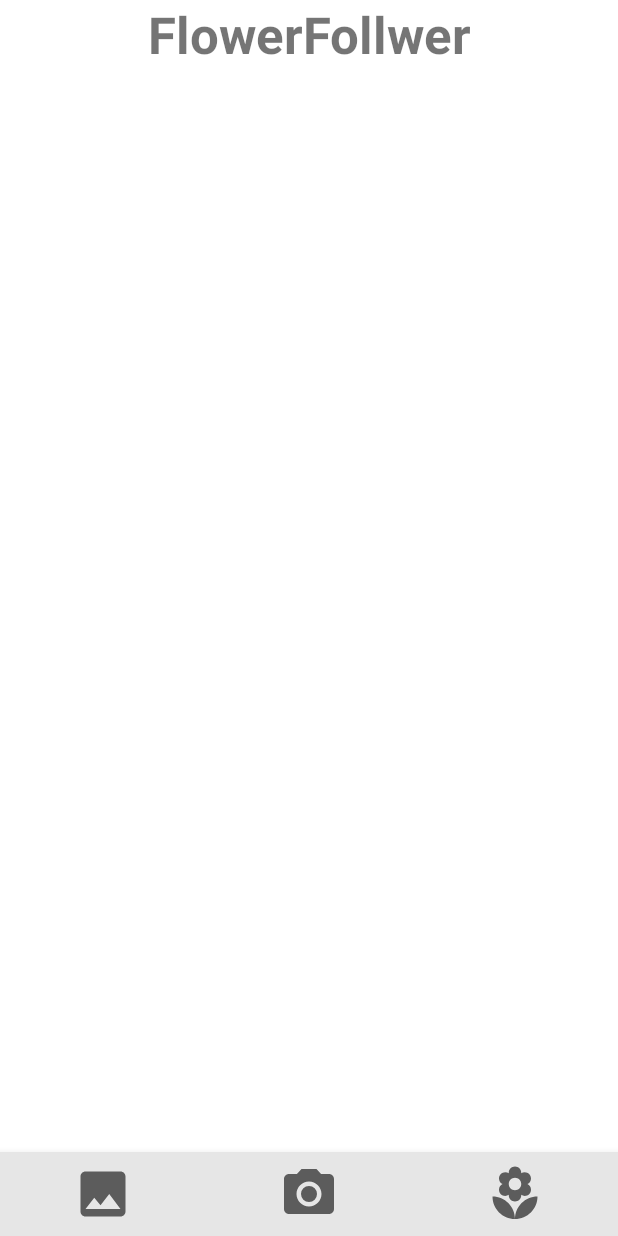
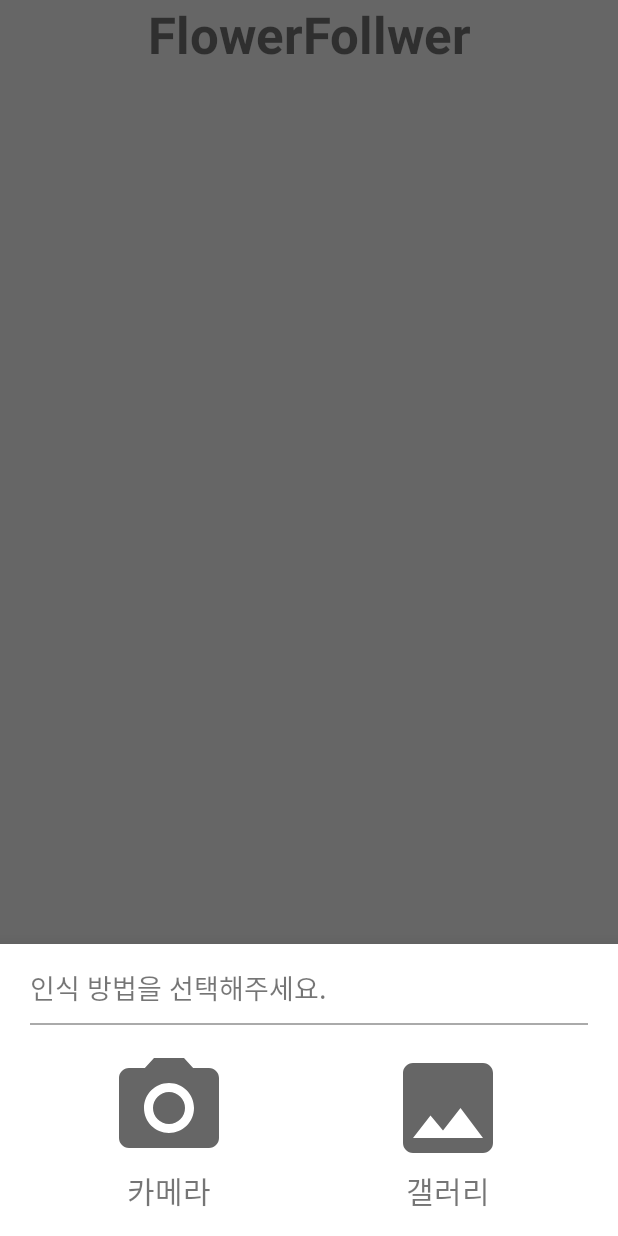
Before and after one commit to SeoMinHyeok1204/FlowerFollower, an Android app: the MainActivity screen opened directly, with no data from a screen before it, item 2 of the bottom bar chosen, on a phone screen of 412 x 824 dp. Run offline under Robolectric (Android 15) with nearby library versions, the phone set to English and light mode, and no system bars; our stand-ins replace Firebase (no records; nobody signed in at launch, a user with empty details on screens opened directly); libraries missing offline, so code that uses them is left out: org.tensorflow.lite; 1 statement that could not run was skipped.

Commit message:
꽃 인식 추가

```diff
--- a/app/build.gradle
+++ b/app/build.gradle
@@ -50,6 +50,7 @@ dependencies {
     implementation 'androidx.lifecycle:lifecycle-livedata-ktx:2.4.1'
     implementation 'androidx.lifecycle:lifecycle-viewmodel-ktx:2.4.1'
     implementation 'com.google.firebase:firebase-auth-ktx:21.0.4'
+    implementation 'org.tensorflow:tensorflow-lite:+'
     testImplementation 'junit:junit:4.13.2'
     androidTestImplementation 'androidx.test.ext:junit:1.1.3'
     androidTestImplementation 'androidx.test.espresso:espresso-core:3.4.0'
--- a/app/src/main/AndroidManifest.xml
+++ b/app/src/main/AndroidManifest.xml
@@ -12,6 +12,9 @@
         android:roundIcon="@mipmap/ic_launcher_round"
         android:supportsRtl="true"
         android:theme="@style/Theme.FlowerFollower">
+        <activity
+            android:name=".FlowerInfoActivity"
+            android:exported="false" />
         <activity
             android:name=".ResetPasswordActivity"
             android:exported="false" />
--- /dev/null
+++ b/app/src/main/res/drawable/ic_baseline_edit_24.xml
@@ -0,0 +1,10 @@
+<vector xmlns:android="http://schemas.android.com/apk/res/android"
+    android:width="24dp"
+    android:height="24dp"
+    android:viewportWidth="24"
+    android:viewportHeight="24"
+    android:tint="?attr/colorControlNormal">
+  <path
+      android:fillColor="@android:color/white"
+      android:pathData="M3,17.25V21h3.75L17.81,9.94l-3.75,-3.75L3,17.25zM20.71,7.04c0.39,-0.39 0.39,-1.02 0,-1.41l-2.34,-2.34c-0.39,-0.39 -1.02,-0.39 -1.41,0l-1.83,1.83 3.75,3.75 1.83,-1.83z"/>
+</vector>
--- /dev/null
+++ b/app/src/main/res/layout/bottom_sheet_layout.xml
@@ -0,0 +1,103 @@
+<?xml version="1.0" encoding="utf-8"?>
+<androidx.constraintlayout.widget.ConstraintLayout xmlns:android="http://schemas.android.com/apk/res/android"
+    xmlns:app="http://schemas.android.com/apk/res-auto"
+    xmlns:tools="http://schemas.android.com/tools"
+    android:layout_width="match_parent"
+    android:layout_height="match_parent"
+    app:behavior_draggable="true"
+    app:behavior_hideable="true"
+    app:layout_behavior="com.google.android.material.bottomsheet.BottomSheetBehavior">
+
+    <TextView
+        android:id="@+id/textView36"
+        android:layout_width="0dp"
+        android:layout_height="wrap_content"
+        android:layout_marginLeft="20dp"
+        android:layout_marginRight="20dp"
+        android:layout_marginTop="15dp"
+        android:text="인식 방법을 선택해주세요."
+        android:textSize="18sp"
+        app:layout_constraintEnd_toEndOf="parent"
+        app:layout_constraintStart_toStartOf="parent"
+        app:layout_constraintTop_toTopOf="parent" />
+
+    <View
+        android:id="@+id/view2"
+        android:layout_width="match_parent"
+        android:layout_height="1dp"
+        android:layout_marginLeft="20dp"
+        android:layout_marginTop="10dp"
+        android:layout_marginRight="20dp"
+        android:background="@android:color/darker_gray"
+        app:layout_constraintEnd_toEndOf="parent"
+        app:layout_constraintStart_toStartOf="parent"
+        app:layout_constraintTop_toBottomOf="@+id/textView36" />
+
+    <LinearLayout
+        android:layout_width="match_parent"
+        android:layout_height="wrap_content"
+        android:orientation="horizontal"
+        app:layout_constraintEnd_toEndOf="parent"
+        app:layout_constraintStart_toStartOf="parent"
+        app:layout_constraintTop_toBottomOf="@+id/view2">
+
+        <LinearLayout
+            android:id="@+id/camera_section"
+            android:layout_width="match_parent"
+            android:layout_height="match_parent"
+            android:layout_marginLeft="20dp"
+            android:layout_marginTop="15dp"
+            android:layout_marginBottom="15dp"
+            android:layout_weight="1"
+            android:orientation="vertical">
+
+            <ImageView
+                android:id="@+id/imageView"
+                android:layout_width="80dp"
+                android:layout_height="80dp"
+                android:layout_gravity="center"
+                app:srcCompat="@drawable/ic_baseline_camera_alt_24" />
+
+            <TextView
+                android:id="@+id/textView33"
+                android:layout_width="wrap_content"
+                android:layout_height="wrap_content"
+                android:layout_gravity="center"
+                android:text="카메라"
+                android:textSize="20sp" />
+        </LinearLayout>
+        <!--
+        <View
+            android:layout_width="1dp"
+            android:layout_height="110dp"
+            android:layout_marginTop="15dp"
+            android:layout_marginBottom="15dp"
+            android:background="@android:color/darker_gray" />
+        -->
+        <LinearLayout
+            android:id="@+id/gallery_section"
+            android:layout_width="match_parent"
+            android:layout_height="match_parent"
+            android:layout_marginTop="15dp"
+            android:layout_marginRight="20dp"
+            android:layout_marginBottom="15dp"
+            android:layout_weight="1"
+            android:orientation="vertical">
+
+            <ImageView
+                android:id="@+id/imageView2"
+                android:layout_width="80dp"
+                android:layout_height="80dp"
+                android:layout_gravity="center"
+                app:srcCompat="@drawable/ic_baseline_image_24" />
+
+            <TextView
+                android:id="@+id/textView35"
+                android:layout_width="wrap_content"
+                android:layout_height="wrap_content"
+                android:layout_gravity="center"
+                android:text="갤러리"
+                android:textSize="20sp" />
+        </LinearLayout>
+    </LinearLayout>
+</androidx.constraintlayout.widget.ConstraintLayout>
--- a/app/src/main/res/menu/bottom_nav_menu.xml
+++ b/app/src/main/res/menu/bottom_nav_menu.xml
@@ -4,13 +4,13 @@
         android:title="temp"
         android:visible="false"/>
     <item
-        android:id="@+id/bottom_gallery"
-        android:title="갤러리"
-        android:icon="@drawable/ic_baseline_image_24"
+        android:id="@+id/bottom_write"
+        android:title="글쓰기"
+        android:icon="@drawable/ic_baseline_edit_24"
         />
     <item
         android:id="@+id/bottom_camera"
-        android:title="카메라"
+        android:title="인식"
         android:icon="@drawable/ic_baseline_camera_alt_24"
         />
     <item
```
Also changed, not shown: app/src/main/java/com/example/flowerfollower/FlowerInfoActivity.kt (added, +42 -0 lines), app/src/main/java/com/example/flowerfollower/MainActivity.kt (+101 -22 lines), app/src/main/res/layout/activity_flower_info.xml (added, +117 -0 lines).
